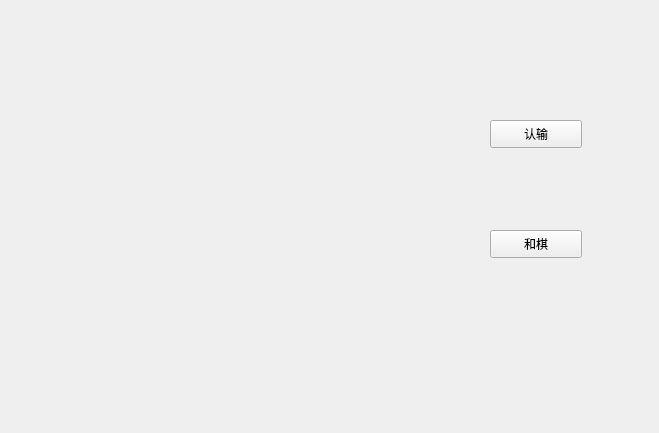
First picture: the form in selfchess.ui, repository lanzinytt/QtGobang, before the edit.
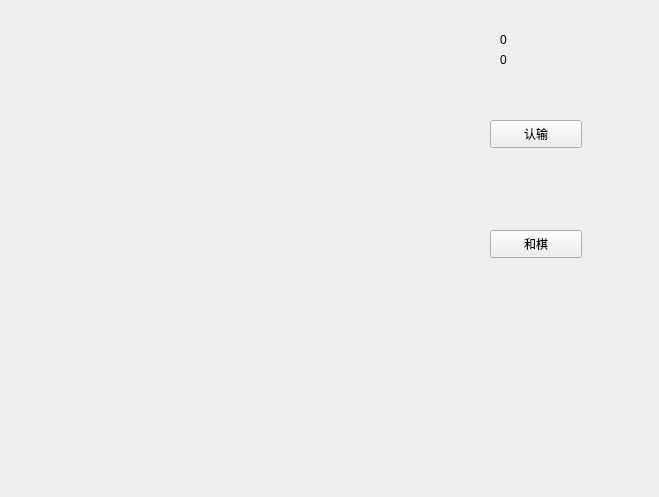
Second picture: the form after the edit.

```diff
--- a/selfchess.ui
+++ b/selfchess.ui
@@ -7,7 +7,7 @@
     <x>0</x>
     <y>0</y>
     <width>659</width>
-    <height>433</height>
+    <height>497</height>
    </rect>
   </property>
   <property name="windowTitle">
@@ -49,7 +49,20 @@
     </rect>
    </property>
    <property name="text">
-    <string/>
+    <string>0</string>
+   </property>
+  </widget>
+  <widget class="QLabel" name="usedtime">
+   <property name="geometry">
+    <rect>
+     <x>500</x>
+     <y>30</y>
+     <width>69</width>
+     <height>19</height>
+    </rect>
+   </property>
+   <property name="text">
+    <string>0</string>
    </property>
   </widget>
  </widget>
```
